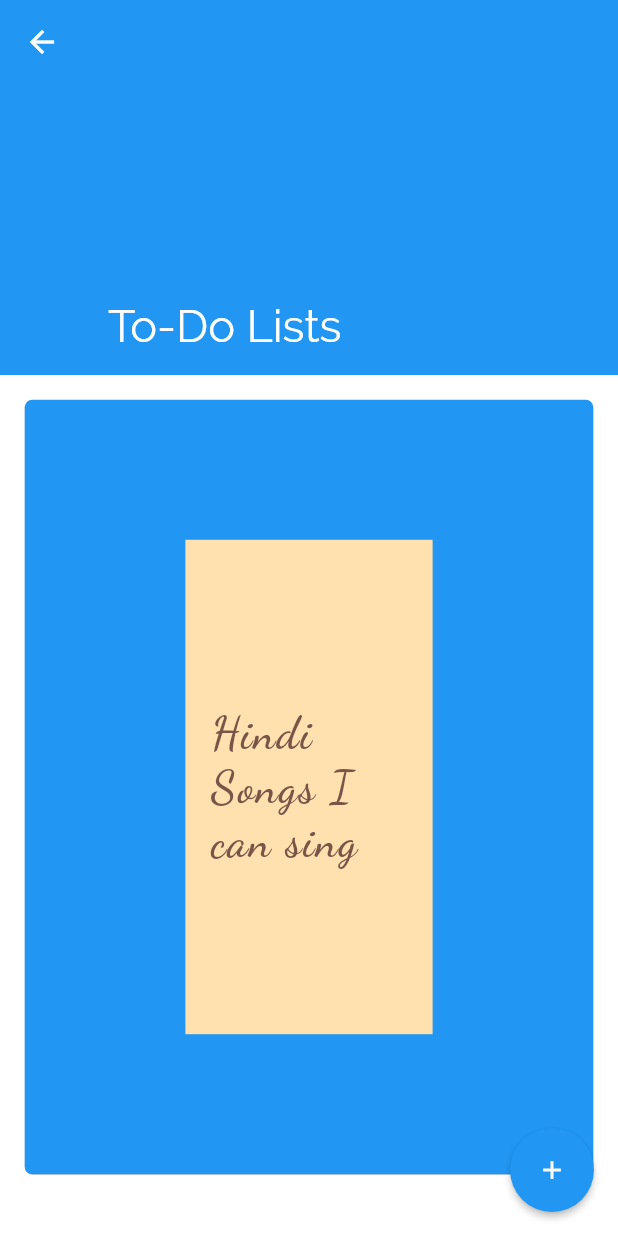
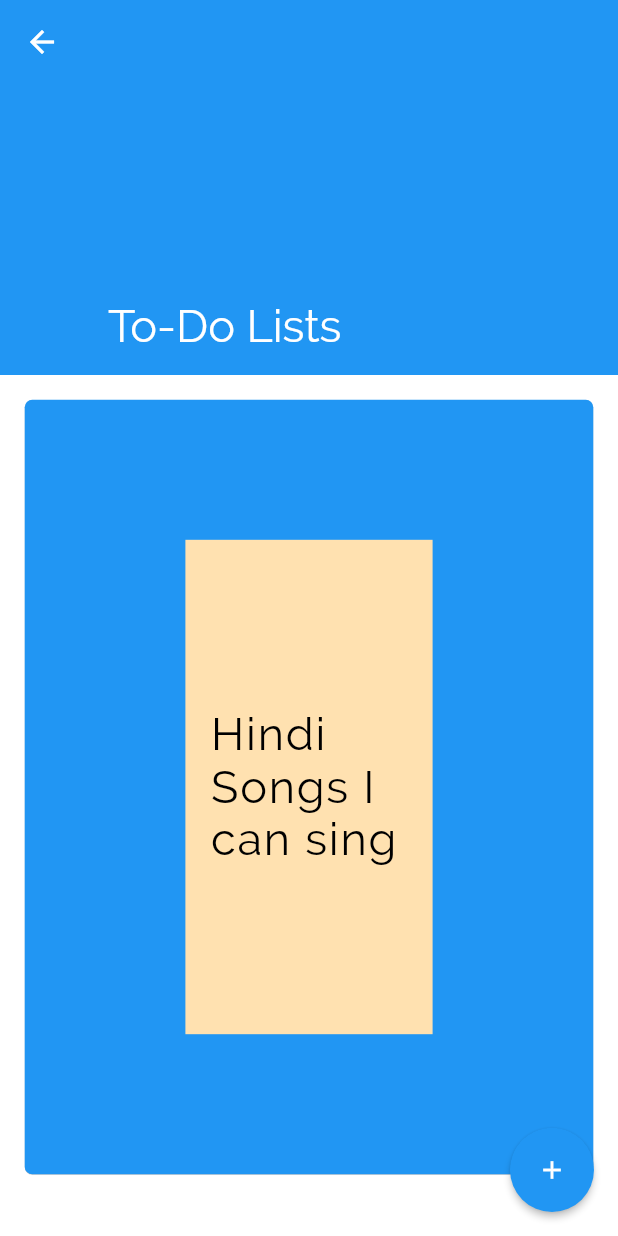
Before and after one commit to reachkritz/MakeAList, a Flutter app: the screen it shows after launch, on a phone screen of 412 x 824 dp. Run offline on Flutter 3.47's test engine with Material 2 defaults, Android fonts, the light colour scheme and no system bars; our stand-ins replace percent_indicator.

Commit message:
List Font and efficiency initialization

```diff
--- a/lib/makealist/home/MyListClickableView.dart
+++ b/lib/makealist/home/MyListClickableView.dart
@@ -48,9 +48,9 @@ class MyListClickableView extends StatelessWidget {
             child: Text(
               list.listHeader,
               style: TextStyle(
-                  color: Colors.brown,
+                  color: Colors.black,
                   fontSize: 30,
-                  fontFamily: 'DancingScript'),
+                  fontFamily: 'Raleway'),
             ),
           ),
         ),
```
Also changed, not shown: lib/makealist/home/MyListCardView.dart (+6 -3 lines).
